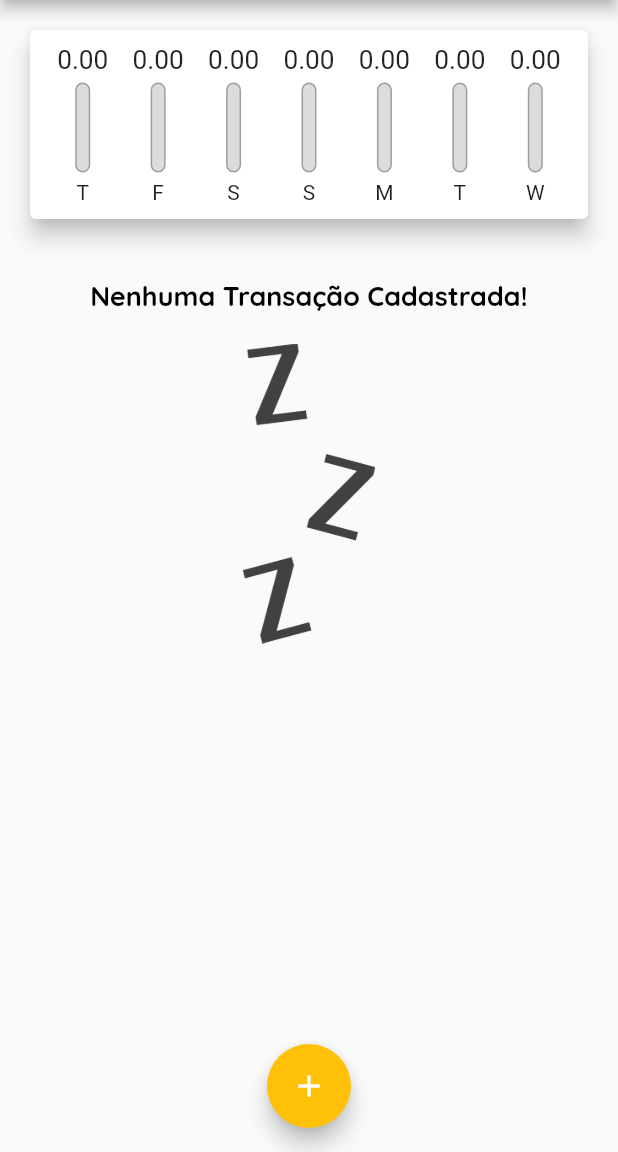
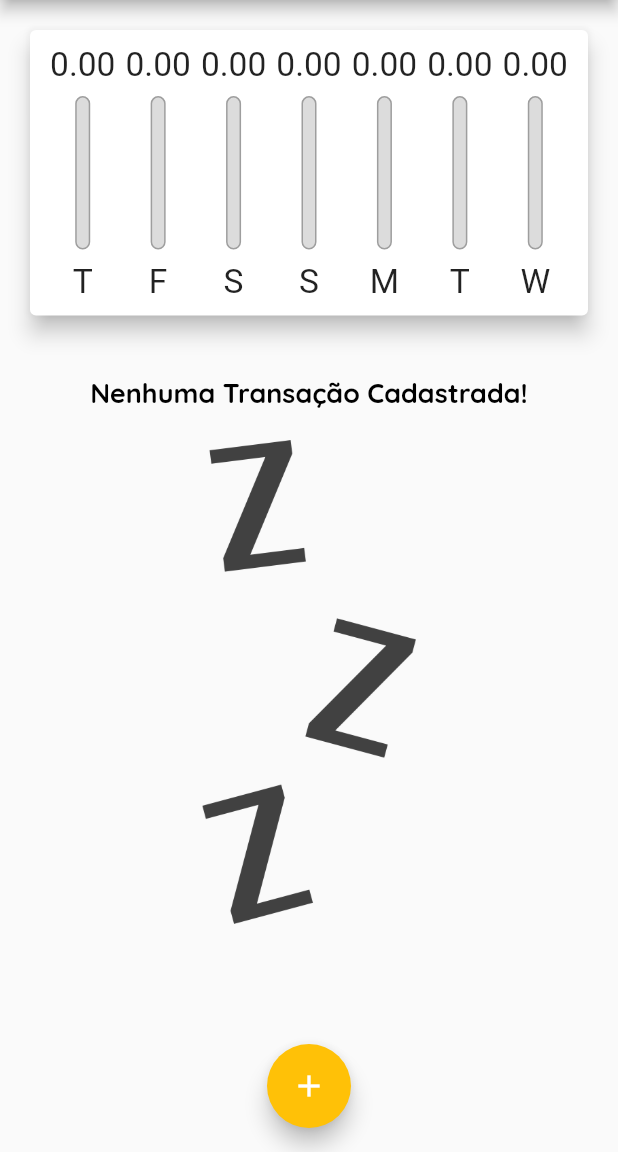
Before and after one commit to duda8399/Flutter-App-Despesas-Pessoais, a Flutter app: the screen it shows after launch, on a phone screen of 412 x 824 dp, the part 84-1236 px from its top. Run offline on Flutter 3.47's test engine with Material 2 defaults, Android fonts, the phone set to English and light mode, and no system bars.

Commit message:
realizando melhorias quanto a responsividade e adaptabilidade da aplicacao

```diff
--- a/lib/components/chart.dart
+++ b/lib/components/chart.dart
@@ -54,7 +54,9 @@ class Chart extends StatelessWidget {
               child: ChartBar(
                 label: tr['day'].toString(),
                 value: (tr['value'] as double),
-                percentage: _weekTotalValue == 0 ? 0 : (tr['value'] as double) / _weekTotalValue,
+                percentage: _weekTotalValue == 0
+                    ? 0
+                    : (tr['value'] as double) / _weekTotalValue,
               ),
             );
           }).toList(),
--- a/lib/components/chart_bar.dart
+++ b/lib/components/chart_bar.dart
@@ -13,17 +13,18 @@ class ChartBar extends StatelessWidget {
 
   @override
   Widget build(BuildContext context) {
+    return LayoutBuilder(builder: (ctx, constraints) {
       return Column(
         children: <Widget>[
           Container(
-          height: 20,
+            height: constraints.maxHeight * 0.15,
             child: FittedBox(
               child: Text('${value?.toStringAsFixed(2)}'),
             ),
           ),
-        const SizedBox(height: 5),
+          SizedBox(height: constraints.maxHeight * 0.05),
           Container(
-          height: 60,
+            height: constraints.maxHeight * 0.6,
             width: 10,
             child: Stack(
               alignment: Alignment.bottomCenter,
@@ -50,9 +51,15 @@ class ChartBar extends StatelessWidget {
               ],
             ),
           ),
-        const SizedBox(height: 5),
-        Text(label.toString()),
+          SizedBox(height: constraints.maxHeight * 0.05),
+          Container(
+            height: constraints.maxHeight * 0.15,
+            child: FittedBox(
+              child: Text(label.toString()),
+            ),
+          ),
         ],
       );
+    });
   }
 }
--- a/lib/components/transaction_form.dart
+++ b/lib/components/transaction_form.dart
@@ -45,10 +45,16 @@ class _TransactionFormState extends State<TransactionForm> {
 
   @override
   Widget build(BuildContext context) {
-    return Card(
+    return SingleChildScrollView(
+      child: Card(
         elevation: 5,
         child: Padding(
-        padding: const EdgeInsets.all(10),
+          padding: EdgeInsets.only(
+            top: 10,
+            right: 10,
+            left: 10,
+            bottom: 10 + MediaQuery.of(context).viewInsets.bottom,
+          ),
           child: Column(
             children: [
               TextField(
@@ -58,7 +64,8 @@ class _TransactionFormState extends State<TransactionForm> {
               ),
               TextField(
                 controller: _valueController,
-              keyboardType: const TextInputType.numberWithOptions(decimal: true),
+                keyboardType:
+                    const TextInputType.numberWithOptions(decimal: true),
                 onSubmitted: (_) => _submitForm(),
                 decoration: const InputDecoration(labelText: 'Valor (R\$)'),
               ),
@@ -102,6 +109,7 @@ class _TransactionFormState extends State<TransactionForm> {
             ],
           ),
         ),
+      ),
     );
   }
 }
--- a/lib/components/transaction_list.dart
+++ b/lib/components/transaction_list.dart
@@ -3,18 +3,17 @@ import 'package:flutter/material.dart';
 import 'package:intl/intl.dart';
 
 class TransactionList extends StatelessWidget {
-
   final List<Transaction> transactions;
-  final void Function (String) onRemove;
+  final void Function(String) onRemove;
 
   TransactionList(this.transactions, this.onRemove);
 
   @override
   Widget build(BuildContext context) {
-    return Container(
-      height: 550,
-      child: transactions.isEmpty
-          ? Column(
+    return transactions.isEmpty
+        ? LayoutBuilder(
+            builder: (ctx, constraints) {
+              return Column(
                 children: [
                   const SizedBox(height: 20),
                   Text(
@@ -23,13 +22,15 @@ class TransactionList extends StatelessWidget {
                   ),
                   const SizedBox(height: 20),
                   Container(
-                  height: 200,
+                    height: constraints.maxHeight * 0.6,
                     child: Image.asset(
                       'assets/images/waiting.png',
                       fit: BoxFit.cover,
                     ),
                   ),
                 ],
+              );
+            },
           )
         : ListView.builder(
             itemCount: transactions.length,
@@ -66,7 +67,6 @@ class TransactionList extends StatelessWidget {
                 ),
               );
             },
-            ),
           );
   }
 }
--- a/lib/main.dart
+++ b/lib/main.dart
@@ -6,11 +6,9 @@ import 'dart:math';
 import 'components/transaction_form.dart';
 import 'components/transaction_list.dart';
 
-main() => runApp(const ExpensesApp());
+main() => runApp(ExpensesApp());
 
 class ExpensesApp extends StatelessWidget {
-  const ExpensesApp({Key? key}) : super(key: key);
-
   @override
   Widget build(BuildContext context) {
     final ThemeData theme = ThemeData();
@@ -55,6 +53,7 @@ class MyHomePage extends StatefulWidget {
 
 class _MyHomePageState extends State<MyHomePage> {
   final List<Transaction> _transactions = [];
+  bool _showChart = false;
 
   List<Transaction> get _recentTransaction {
     return _transactions.where((tr) {
@@ -99,22 +98,47 @@ class _MyHomePageState extends State<MyHomePage> {
 
   @override
   Widget build(BuildContext context) {
-    return Scaffold(
-      appBar: AppBar(
+    bool isLandscape = MediaQuery.of(context).orientation == Orientation.landscape;
+
+    final appBar = AppBar(
       title: const Text('Despesas Pessoais'),
       actions: [
+        if(isLandscape)
+        IconButton(
+          icon: Icon(_showChart? Icons.list : Icons.pie_chart),
+          onPressed: () {
+            setState(() {
+              _showChart = !_showChart;
+            });
+          },
+        ),
         IconButton(
           icon: const Icon(Icons.add),
           onPressed: () => _opentransactionFormModal(context),
         ),
       ],
-      ),
+    );
+
+    final availableHeight = MediaQuery.of(context).size.height -
+        appBar.preferredSize.height -
+        MediaQuery.of(context).padding.top;
+
+    return Scaffold(
+      appBar: appBar,
       body: SingleChildScrollView(
         child: Column(
           crossAxisAlignment: CrossAxisAlignment.stretch,
           children: [
-            Chart(_recentTransaction),
-            TransactionList(_transactions, _removeTransaction),
+            if (_showChart || !isLandscape)
+              Container(
+                height: availableHeight * (isLandscape ? 0.7 : 0.3),
+                child: Chart(_recentTransaction),
+              ),
+            if (!_showChart || !isLandscape)
+              Container(
+                height: availableHeight * 0.70,
+                child: TransactionList(_transactions, _removeTransaction),
+              ),
           ],
         ),
       ),
```
Lines whose indentation alone changed are shown as unchanged.
